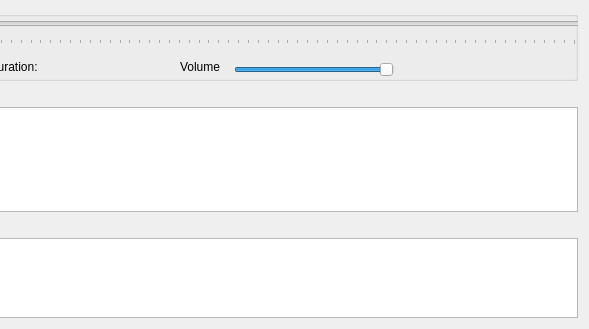
Before: the Qt Designer form GUI_UIs/ui_dialog_view_av.ui in ccbogel/QualCoder, drawn with Qt 5; both pictures show x 432 to 1021 and y 0 to 329 of the 1021 by 329 pixel window.
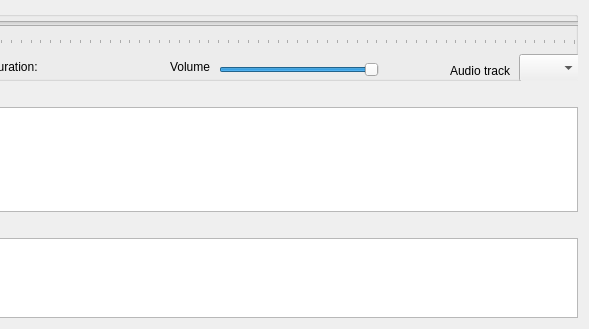
After: the same form once the commit is applied.

Commit message:
Added an audio track chooser.
MP4 has multiple audio track options. Added a combobox to choose an audio track number.

The edit to the form file:
```diff
--- a/GUI_UIs/ui_dialog_view_av.ui
+++ b/GUI_UIs/ui_dialog_view_av.ui
@@ -108,7 +108,7 @@
      <widget class="QSlider" name="horizontalSlider_vol">
       <property name="geometry">
        <rect>
-        <x>655</x>
+        <x>640</x>
         <y>50</y>
         <width>160</width>
         <height>18</height>
@@ -127,7 +127,7 @@
      <widget class="QLabel" name="label_volume">
       <property name="geometry">
        <rect>
-        <x>580</x>
+        <x>570</x>
         <y>46</y>
         <width>61</width>
         <height>20</height>
@@ -200,6 +200,32 @@
        <number>10</number>
       </property>
      </widget>
+     <widget class="QComboBox" name="comboBox_tracks">
+      <property name="geometry">
+       <rect>
+        <x>940</x>
+        <y>43</y>
+        <width>61</width>
+        <height>28</height>
+       </rect>
+      </property>
+     </widget>
+     <widget class="QLabel" name="label">
+      <property name="geometry">
+       <rect>
+        <x>840</x>
+        <y>50</y>
+        <width>91</width>
+        <height>20</height>
+       </rect>
+      </property>
+      <property name="text">
+       <string>Audio track</string>
+      </property>
+      <property name="alignment">
+       <set>Qt::AlignRight|Qt::AlignTrailing|Qt::AlignVCenter</set>
+      </property>
+     </widget>
     </widget>
    </item>
    <item row="4" column="0">
```
The commit also changes 1 other file.
